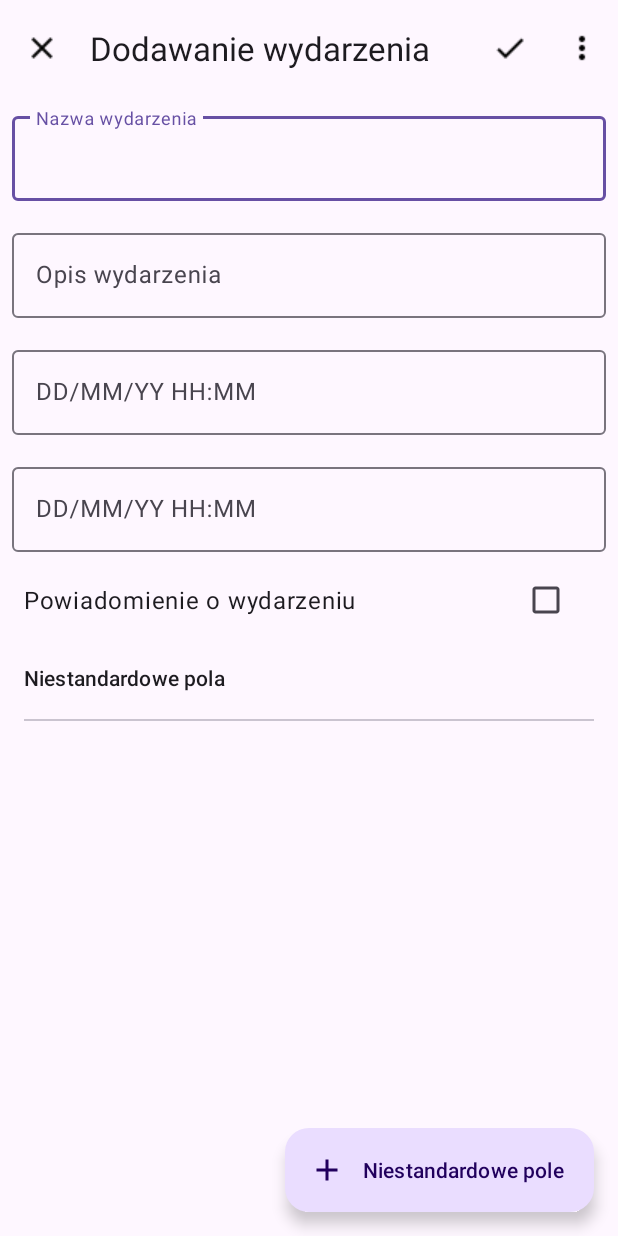
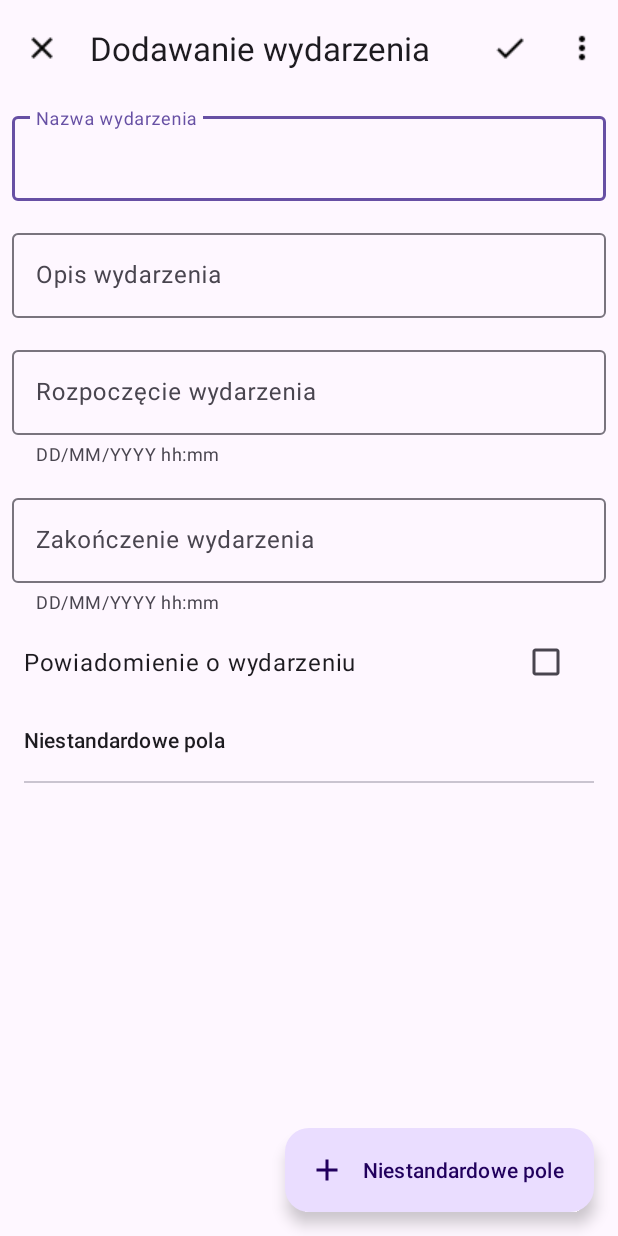
Before and after one commit to MissionSurvive/ProjektRiKWO, an Android app: the screen it shows after launch (EventAddActivity), on a phone screen of 412 x 824 dp. Run offline under Robolectric (Android 15) with nearby library versions, the phone set to English and light mode, and no system bars; our stand-ins replace Room's generated code.

Commit message:
Added better date formatting

```diff
--- a/app/src/main/res/layout/activity_event_add.xml
+++ b/app/src/main/res/layout/activity_event_add.xml
@@ -75,7 +75,8 @@
             android:layout_width="match_parent"
             android:layout_height="wrap_content"
             android:layout_margin="8dp"
-            android:hint="DD/MM/YY HH:MM"
+            android:hint="Rozpoczęcie wydarzenia"
+            app:helperText="DD/MM/YYYY hh:mm"
             app:endIconMode="custom"
             style="?attr/textInputOutlinedStyle">
 
@@ -93,7 +94,8 @@
                 android:layout_width="match_parent"
                 android:layout_height="wrap_content"
                 android:layout_margin="8dp"
-                android:hint="DD/MM/YY HH:MM"
+                android:hint="Zakończenie wydarzenia"
+                app:helperText="DD/MM/YYYY hh:mm"
                 app:endIconMode="custom"
                 style="?attr/textInputOutlinedStyle">
 
```
Also changed, not shown: app/src/main/java/com/example/meetingapp/EventAddActivity.kt (+8 -2 lines), 48 other files.
